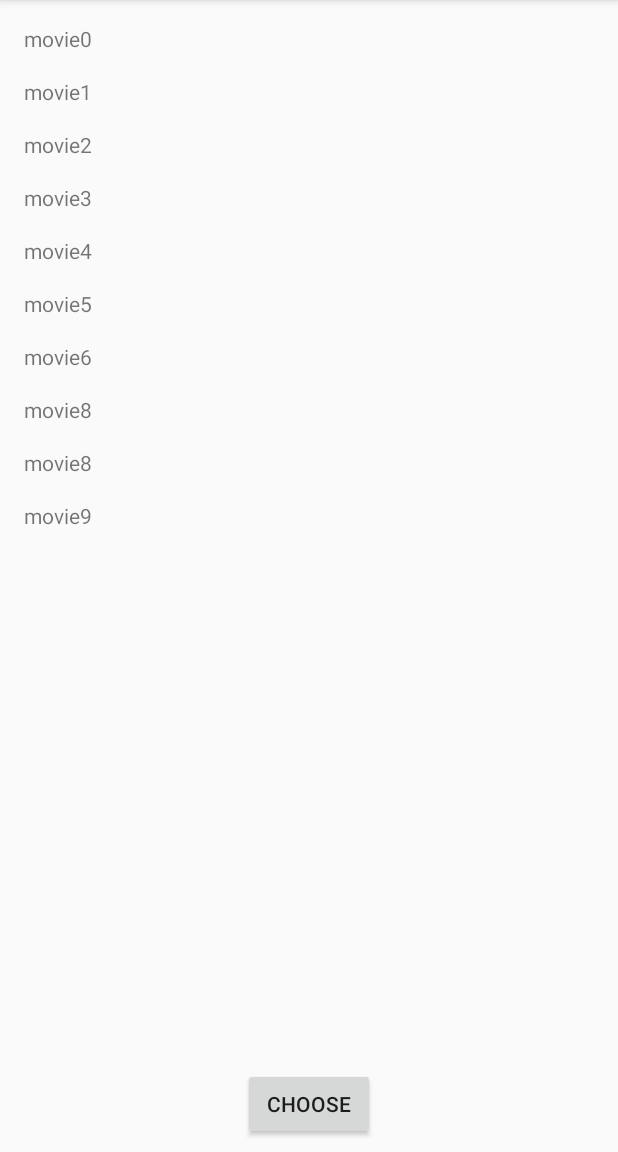
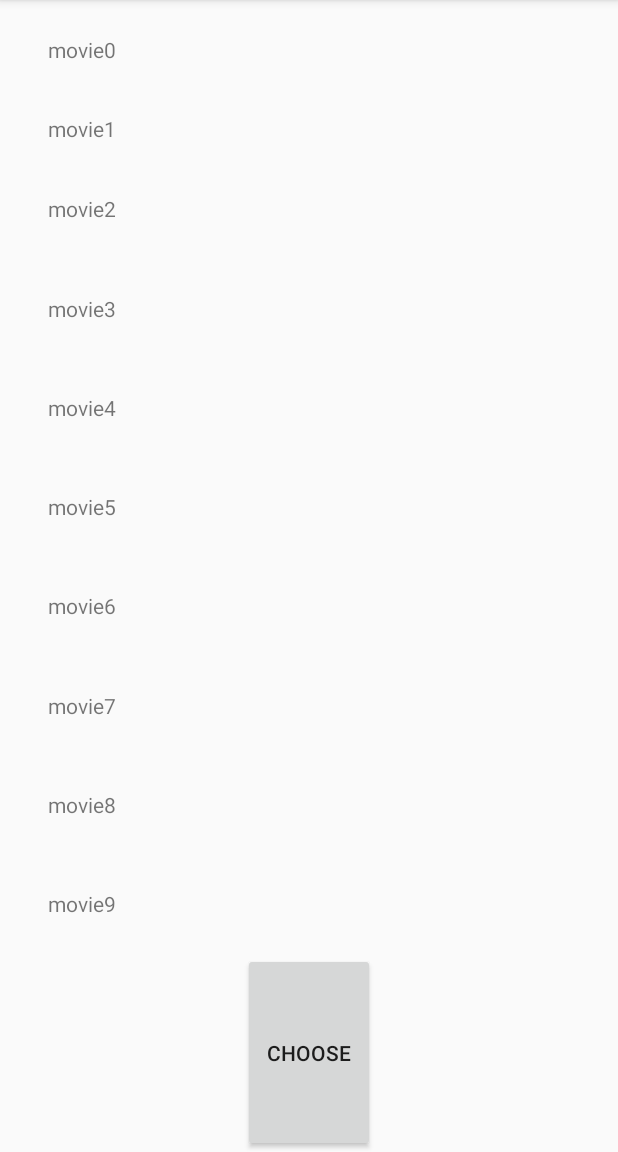
Before and after one commit to ruvans/MovieChooserAndroidApp, an Android app: the screen it shows after launch (MainActivity), on a phone screen of 412 x 824 dp, the part 84-1236 px from its top. Run offline under Robolectric (Android 15) with nearby library versions, the phone set to English and light mode, and no system bars.

Commit message:
Made layout stetch over screen size.

```diff
--- a/app/src/main/res/layout/activity_main.xml
+++ b/app/src/main/res/layout/activity_main.xml
@@ -6,147 +6,173 @@
     android:layout_height="match_parent"
     tools:context=".MainActivity">
 
+
+    <TextView
+        android:id="@+id/movieText0"
+        android:layout_width="match_parent"
+        android:layout_height="0dp"
+        android:layout_marginStart="32dp"
+        android:layout_marginEnd="32dp"
+        android:clickable="true"
+        android:onClick="movie0Clicked"
+        android:text="movie0"
+        android:gravity="center_vertical"
+        app:layout_constraintBottom_toTopOf="@+id/movieText1"
+        app:layout_constraintStart_toStartOf="parent"
+        app:layout_constraintTop_toTopOf="parent"
+        app:layout_constraintVertical_weight="1" />
+
+
+    <TextView
+        android:id="@+id/movieText1"
+        android:layout_width="match_parent"
+        android:layout_height="40dp"
+        android:layout_marginStart="32dp"
+        android:layout_marginEnd="32dp"
+        android:clickable="true"
+        android:onClick="movie1Clicked"
+        android:text="movie1"
+        android:gravity="center_vertical"
+        app:layout_constraintBottom_toTopOf="@+id/movieText2"
+        app:layout_constraintStart_toStartOf="@+id/movieText2"
+        app:layout_constraintTop_toBottomOf="@+id/movieText0"
+        app:layout_constraintVertical_weight="1" />
+
+    <TextView
+        android:id="@+id/movieText2"
+        android:layout_width="match_parent"
+        android:layout_height="0dp"
+        android:layout_marginStart="32dp"
+        android:layout_marginEnd="32dp"
+        android:clickable="true"
+        android:onClick="movie2Clicked"
+        android:text="movie2"
+        android:gravity="center_vertical"
+        app:layout_constraintBottom_toTopOf="@+id/movieText3"
+        app:layout_constraintStart_toStartOf="@+id/movieText3"
+        app:layout_constraintTop_toBottomOf="@+id/movieText1"
+        app:layout_constraintVertical_weight="1" />
+
+    <TextView
+        android:id="@+id/movieText3"
+        android:layout_width="match_parent"
+        android:layout_height="0dp"
+        android:layout_marginStart="32dp"
+        android:layout_marginEnd="32dp"
+        android:clickable="true"
+        android:gravity="center_vertical"
+        android:onClick="movie3Clicked"
+        android:text="movie3"
+        app:layout_constraintBottom_toTopOf="@+id/movieText4"
+        app:layout_constraintStart_toStartOf="@+id/movieText4"
+        app:layout_constraintTop_toBottomOf="@+id/movieText2"
+        app:layout_constraintVertical_weight="1" />
+
+    <TextView
+        android:id="@+id/movieText4"
+        android:layout_width="match_parent"
+        android:layout_height="0dp"
+        android:layout_marginStart="32dp"
+        android:layout_marginEnd="32dp"
+        android:clickable="true"
+        android:onClick="movie4Clicked"
+        android:text="movie4"
+        android:gravity="center_vertical"
+        app:layout_constraintBottom_toTopOf="@+id/movieText5"
+        app:layout_constraintStart_toStartOf="@+id/movieText5"
+        app:layout_constraintTop_toBottomOf="@+id/movieText3"
+        app:layout_constraintVertical_weight="1" />
+
+    <TextView
+        android:id="@+id/movieText5"
+        android:layout_width="match_parent"
+        android:layout_height="0dp"
+        android:layout_marginStart="32dp"
+        android:layout_marginEnd="32dp"
+        android:clickable="true"
+        android:onClick="movie5Clicked"
+        android:text="movie5"
+        android:gravity="center_vertical"
+        app:layout_constraintBottom_toTopOf="@+id/movieText6"
+        app:layout_constraintStart_toStartOf="@+id/movieText6"
+        app:layout_constraintTop_toBottomOf="@+id/movieText4"
+        app:layout_constraintVertical_weight="1" />
+
+    <TextView
+        android:id="@+id/movieText6"
+        android:layout_width="match_parent"
+        android:layout_height="0dp"
+        android:layout_marginStart="32dp"
+        android:layout_marginEnd="32dp"
+        android:layout_weight="1"
+        android:clickable="true"
+        android:onClick="movie6Clicked"
+        android:text="movie6"
+        android:gravity="center_vertical"
+        app:layout_constraintBottom_toTopOf="@+id/movieText7"
+        app:layout_constraintStart_toStartOf="@+id/movieText7"
+        app:layout_constraintTop_toBottomOf="@+id/movieText5"
+        app:layout_constraintVertical_weight="1" />
+
+    <TextView
+        android:id="@+id/movieText7"
+        android:layout_width="match_parent"
+        android:layout_height="0dp"
+        android:layout_marginStart="32dp"
+        android:layout_marginEnd="32dp"
+        android:layout_weight="1"
+        android:clickable="true"
+        android:onClick="movie7Clicked"
+        android:text="movie7"
+        android:gravity="center_vertical"
+        app:layout_constraintBottom_toTopOf="@+id/movieText8"
+        app:layout_constraintStart_toStartOf="@+id/movieText8"
+        app:layout_constraintTop_toBottomOf="@+id/movieText6"
+        app:layout_constraintVertical_weight="1" />
+
+    <TextView
+        android:id="@+id/movieText8"
+        android:layout_width="match_parent"
+        android:layout_height="0dp"
+        android:layout_marginStart="32dp"
+        android:layout_marginEnd="32dp"
+        android:layout_weight="1"
+        android:clickable="true"
+        android:onClick="movie8Clicked"
+        android:text="movie8"
+        android:gravity="center_vertical"
+        app:layout_constraintBottom_toTopOf="@+id/movieText9"
+        app:layout_constraintStart_toStartOf="@+id/movieText9"
+        app:layout_constraintTop_toBottomOf="@+id/movieText7"
+        app:layout_constraintVertical_weight="1" />
+
+    <TextView
+        android:id="@+id/movieText9"
+        android:layout_width="match_parent"
+        android:layout_height="0dp"
+        android:layout_marginStart="32dp"
+        android:layout_marginEnd="32dp"
+        android:layout_weight="1"
+        android:clickable="true"
+        android:gravity="center_vertical"
+        android:onClick="movie9Clicked"
+        android:text="movie9"
+        app:layout_constraintBottom_toTopOf="@+id/chooseButton"
+        app:layout_constraintStart_toStartOf="parent"
+        app:layout_constraintTop_toBottomOf="@+id/movieText8"
+        app:layout_constraintVertical_weight="1" />
+
     <Button
         android:id="@+id/chooseButton"
         android:layout_width="wrap_content"
-        android:layout_height="wrap_content"
-        android:layout_marginBottom="8dp"
+        android:layout_height="0dp"
         android:onClick="onButtonClick"
         android:text="Choose"
         app:layout_constraintBottom_toBottomOf="parent"
         app:layout_constraintEnd_toEndOf="parent"
-        app:layout_constraintStart_toStartOf="parent" />
-
-    <TextView
-        android:id="@+id/movieText0"
-        android:layout_width="match_parent"
-        android:layout_height="wrap_content"
-        android:layout_marginStart="16dp"
-        android:layout_marginEnd="16dp"
-        android:layout_marginTop="16dp"
-        android:clickable="true"
-        android:onClick="movie0Clicked"
-        android:text="movie0"
-        app:layout_constraintEnd_toEndOf="parent"
-        app:layout_constraintHorizontal_bias="0.0"
+        app:layout_constraintHorizontal_bias="0.5"
         app:layout_constraintStart_toStartOf="parent"
-        app:layout_constraintTop_toTopOf="parent" />
-
-    <TextView
-        android:id="@+id/movieText1"
-        android:layout_width="match_parent"
-        android:layout_height="wrap_content"
-        android:layout_marginStart="16dp"
-        android:layout_marginEnd="16dp"
-        android:layout_marginTop="16dp"
-        android:clickable="true"
-        android:onClick="movie1Clicked"
-        android:text="movie1"
-        app:layout_constraintStart_toStartOf="@+id/movieText0"
-        app:layout_constraintTop_toBottomOf="@+id/movieText0" />
-
-    <TextView
-        android:id="@+id/movieText2"
-        android:layout_width="match_parent"
-        android:layout_height="wrap_content"
-        android:layout_marginStart="16dp"
-        android:layout_marginEnd="16dp"
-        android:layout_marginTop="16dp"
-        android:clickable="true"
-        android:onClick="movie2Clicked"
-        android:text="movie2"
-        app:layout_constraintStart_toStartOf="@+id/movieText1"
-        app:layout_constraintTop_toBottomOf="@+id/movieText1" />
-
-    <TextView
-        android:id="@+id/movieText3"
-        android:layout_width="match_parent"
-        android:layout_height="wrap_content"
-        android:layout_marginStart="16dp"
-        android:layout_marginEnd="16dp"
-        android:layout_marginTop="16dp"
-        android:clickable="true"
-        android:onClick="movie3Clicked"
-        android:text="movie3"
-        app:layout_constraintStart_toStartOf="@+id/movieText2"
-        app:layout_constraintTop_toBottomOf="@+id/movieText2" />
-
-    <TextView
-        android:id="@+id/movieText4"
-        android:layout_width="match_parent"
-        android:layout_height="wrap_content"
-        android:layout_marginStart="16dp"
-        android:layout_marginEnd="16dp"
-        android:layout_marginTop="16dp"
-        android:clickable="true"
-        android:onClick="movie4Clicked"
-        android:text="movie4"
-        app:layout_constraintStart_toStartOf="@+id/movieText3"
-        app:layout_constraintTop_toBottomOf="@+id/movieText3" />
-
-    <TextView
-        android:id="@+id/movieText5"
-        android:layout_width="match_parent"
-        android:layout_height="wrap_content"
-        android:layout_marginStart="16dp"
-        android:layout_marginEnd="16dp"
-        android:layout_marginTop="16dp"
-        android:text="movie5"
-        android:clickable="true"
-        android:onClick="movie5Clicked"
-        app:layout_constraintStart_toStartOf="@+id/movieText4"
-        app:layout_constraintTop_toBottomOf="@+id/movieText4" />
-
-    <TextView
-        android:id="@+id/movieText6"
-        android:layout_width="match_parent"
-        android:layout_height="wrap_content"
-        android:layout_marginStart="16dp"
-        android:layout_marginEnd="16dp"
-        android:layout_marginTop="16dp"
-        android:text="movie6"
-        android:clickable="true"
-        android:onClick="movie6Clicked"
-        app:layout_constraintStart_toStartOf="@+id/movieText5"
-        app:layout_constraintTop_toBottomOf="@+id/movieText5" />
-
-    <TextView
-        android:id="@+id/movieText7"
-        android:layout_width="match_parent"
-        android:layout_height="wrap_content"
-        android:layout_marginStart="16dp"
-        android:layout_marginEnd="16dp"
-        android:layout_marginTop="16dp"
-        android:text="movie8"
-        android:clickable="true"
-        android:onClick="movie7Clicked"
-        app:layout_constraintStart_toStartOf="@+id/movieText6"
-        app:layout_constraintTop_toBottomOf="@+id/movieText6" />
-
-    <TextView
-        android:id="@+id/movieText8"
-        android:layout_width="match_parent"
-        android:layout_height="wrap_content"
-        android:layout_marginStart="16dp"
-        android:layout_marginEnd="16dp"
-        android:layout_marginTop="16dp"
-        android:text="movie8"
-        android:clickable="true"
-        android:onClick="movie8Clicked"
-        app:layout_constraintStart_toStartOf="@+id/movieText7"
-        app:layout_constraintTop_toBottomOf="@+id/movieText7" />
-
-    <TextView
-        android:id="@+id/movieText9"
-        android:layout_width="match_parent"
-        android:layout_height="wrap_content"
-        android:layout_marginStart="16dp"
-        android:layout_marginEnd="16dp"
-        android:layout_marginTop="16dp"
-        android:text="movie9"
-        android:clickable="true"
-        android:onClick="movie9Clicked"
-        app:layout_constraintStart_toStartOf="@+id/movieText8"
-        app:layout_constraintTop_toBottomOf="@+id/movieText8" />
+        app:layout_constraintTop_toBottomOf="@+id/movieText9"
+        app:layout_constraintVertical_weight="2" />
 
 </android.support.constraint.ConstraintLayout>
```
